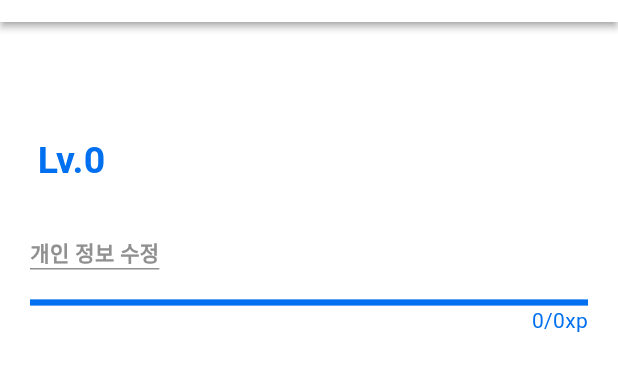
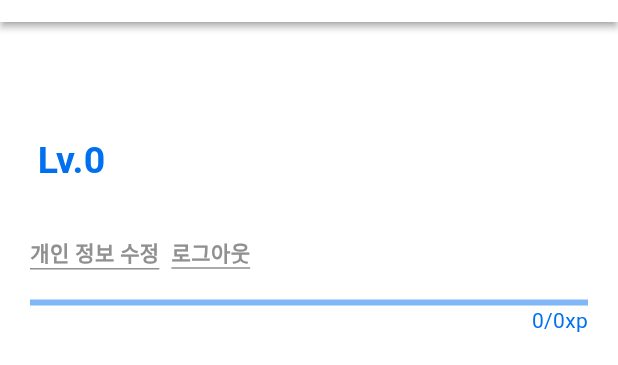
Before and after one commit to HaRoPal/HaRoPal_FE, a Flutter app: the PersonalPage screen opened directly, on a phone screen of 412 x 824 dp, the part 62-427 px from its top. Run offline on Flutter 3.47's test engine with Material 3 defaults, Android fonts, the phone set to English and light mode, and no system bars; our stand-ins replace dio, fl_chart, flutter_dotenv, flutter_secure_storage, get; missing offline and left inert: flutter_gen_ai_chat_ui, streak_calendar; accounts and stored records are empty; network calls fail.

Commit message:
[FEAT]: 회원가입-로그인-로그아웃 구현

```diff
--- a/lib/main.dart
+++ b/lib/main.dart
@@ -1,9 +1,9 @@
 import 'package:flutter/material.dart';
 import 'package:get/get.dart';
 import 'package:flutter_dotenv/flutter_dotenv.dart';
+import 'package:haropal/pages/login_page/splash_page.dart';
 
 import 'init_controllers.dart';
-import 'pages/login_page/start_page.dart';
 
 Future<void> main() async {
   await dotenv.load(fileName: ".env");
@@ -18,7 +18,7 @@ class MyApp extends StatelessWidget {
   Widget build(BuildContext context) {
     return GetMaterialApp(
       debugShowCheckedModeBanner: false,
-      home: const LoginPage(),
+      home: const SplashPage(),
     );
   }
 }
--- a/lib/pages/personal_page/components/personal_information.dart
+++ b/lib/pages/personal_page/components/personal_information.dart
@@ -1,8 +1,12 @@
 import 'package:flutter/material.dart';
+import 'package:flutter_secure_storage/flutter_secure_storage.dart';
 import 'package:get/get.dart';
+import 'package:haropal/pages/login_page/start_page.dart';
 
 import '../../../controllers/personal_page_controller.dart';
+import '../../../services/http/auth/sign_out.dart';
 import '../../input_information_page/change_information_page.dart';
+import '../../login_page/sign_in_page.dart';
 
 class PersonalInformation extends StatelessWidget {
   const PersonalInformation({super.key});
@@ -26,7 +30,7 @@ class PersonalInformation extends StatelessWidget {
                       style: const TextStyle(
                         fontSize: 40,
                         fontWeight: FontWeight.bold,
-                          color: Colors.black
+                        color: Colors.black,
                       ),
                     ),
                     Padding(
@@ -36,7 +40,7 @@ class PersonalInformation extends StatelessWidget {
                         style: const TextStyle(
                           fontSize: 25,
                           fontWeight: FontWeight.bold,
-                            color: Color(0xFF0070F0)
+                          color: Color(0xFF0070F0),
                         ),
                       ),
                     ),
@@ -45,6 +49,8 @@ class PersonalInformation extends StatelessWidget {
               ],
             ),
           ),
+          Row(
+            children: [
               GestureDetector(
                 onTap: () {
                   Get.off(() => ChangeInformationPage());
@@ -58,7 +64,7 @@ class PersonalInformation extends StatelessWidget {
                           border: Border(
                             bottom: BorderSide(
                               width: 1,
-                            color: Color(0xFF909090)
+                              color: Color(0xFF909090),
                             ),
                           ),
                         ),
@@ -74,8 +80,71 @@ class PersonalInformation extends StatelessWidget {
                   ),
                 ),
               ),
+              SizedBox(width: 8),
+              GestureDetector(
+                onTap: () async {
+                  try {
+                    // 1. 로그아웃 API 호출
+                    final res = await signOut();
+
+                    // 2. 로그아웃 API 성공 여부 확인
+                    if (res['success'] == true) {
+                      // 3. SecureStorage의 토큰 삭제
+                      await storage.delete(key: 'access_token');
+                      await storage.delete(key: 'refresh_token');
+                      await storage.delete(key: 'expires_at');
+
+                      // 4. 로그인 페이지로 이동
+                      Get.offAll(() => const StartPage());
+                    } else {
+                      // 실패 시 서버 메시지 표시
+                      Get.snackbar(
+                        "로그아웃 실패",
+                        res['message'] ?? "로그아웃 처리 중 오류가 발생했습니다.",
+                        snackPosition: SnackPosition.BOTTOM,
+                      );
+                    }
+                  } catch (e) {
+                    // 네트워크 오류 또는 Dio 오류
+                    Get.snackbar(
+                      "오류",
+                      "로그아웃 중 예상치 못한 오류가 발생했습니다.",
+                      snackPosition: SnackPosition.BOTTOM,
+                    );
+                  }
+                },
+                child: Padding(
+                  padding: const EdgeInsets.fromLTRB(0, 10, 0, 20),
+                  child: Row(
+                    children: [
+                      Container(
+                        decoration: BoxDecoration(
+                          border: Border(
+                            bottom: BorderSide(
+                              width: 1,
+                              color: Color(0xFF909090),
+                            ),
+                          ),
+                        ),
+                        child: Text(
+                          "로그아웃",
+                          style: TextStyle(
+                            color: Color(0xFF909090),
+                            fontWeight: FontWeight.bold,
+                          ),
+                        ),
+                      ),
+                    ],
+                  ),
+                ),
+              ),
+            ],
+          ),
           LinearProgressIndicator(
-            value: controller.remainingExp.value/controller.totalExp.value,
+            value: _safeProgress(
+              controller.remainingExp.value,
+              controller.totalExp.value,
+            ),
             backgroundColor: const Color(0xFF80B7F7),
             color: const Color(0xFF0070F0),
           ),
@@ -84,9 +153,7 @@ class PersonalInformation extends StatelessWidget {
             children: [
               Text(
                 '${controller.remainingExp.value}/${controller.totalExp}xp',
-                style: const TextStyle(
-                    color: Color(0xFF0070F0)
-                ),
+                style: const TextStyle(color: Color(0xFF0070F0)),
               ),
             ],
           ),
@@ -94,4 +161,15 @@ class PersonalInformation extends StatelessWidget {
       );
     });
   }
+
+  double _safeProgress(int current, int total) {
+    if (total == 0) return 0.0;
+
+    double ratio = current / total;
+
+    if (ratio.isNaN || ratio.isInfinite) {
+      return 0.0;
     }
+    return ratio.clamp(0.0, 1.0);
+  }
+}
--- a/pubspec.yaml
+++ b/pubspec.yaml
@@ -37,7 +37,7 @@ dependencies:
 
   get: ^4.7.2
   dio: ^5.9.0
-  flutter_secure_storage: ^9.0.0
+  flutter_secure_storage: ^9.2.4
   flutter_dotenv: ^5.1.0
 
   flutter_gen_ai_chat_ui: ^2.4.2
@@ -80,8 +80,8 @@ flutter:
     - assets/images/exercise/등.png
     - assets/images/exercise/어깨.png
     - assets/images/exercise/유산소.png
+    - assets/images/exercise/팔.png
     - assets/images/exercise/복근.png
-    - assets/images/exercise/팔.png
     - assets/images/icon/gymini_icon.png
 
     - .env
```
Also changed, not shown: lib/pages/login_page/sign_in_page.dart (added, +82 -0 lines), lib/pages/login_page/sign_up_page.dart (added, +88 -0 lines), lib/pages/login_page/splash_page.dart (added, +47 -0 lines), lib/pages/login_page/start_page.dart (+9 -5 lines), lib/services/dio/authorized_dio.dart (+15 -8 lines), lib/services/http/auth/sign_in.dart (added, +45 -0 lines), lib/services/http/auth/sign_out.dart (added, +16 -0 lines), lib/services/http/auth/sign_up.dart (added, +22 -0 lines). Lines whose indentation alone changed are shown as unchanged.
